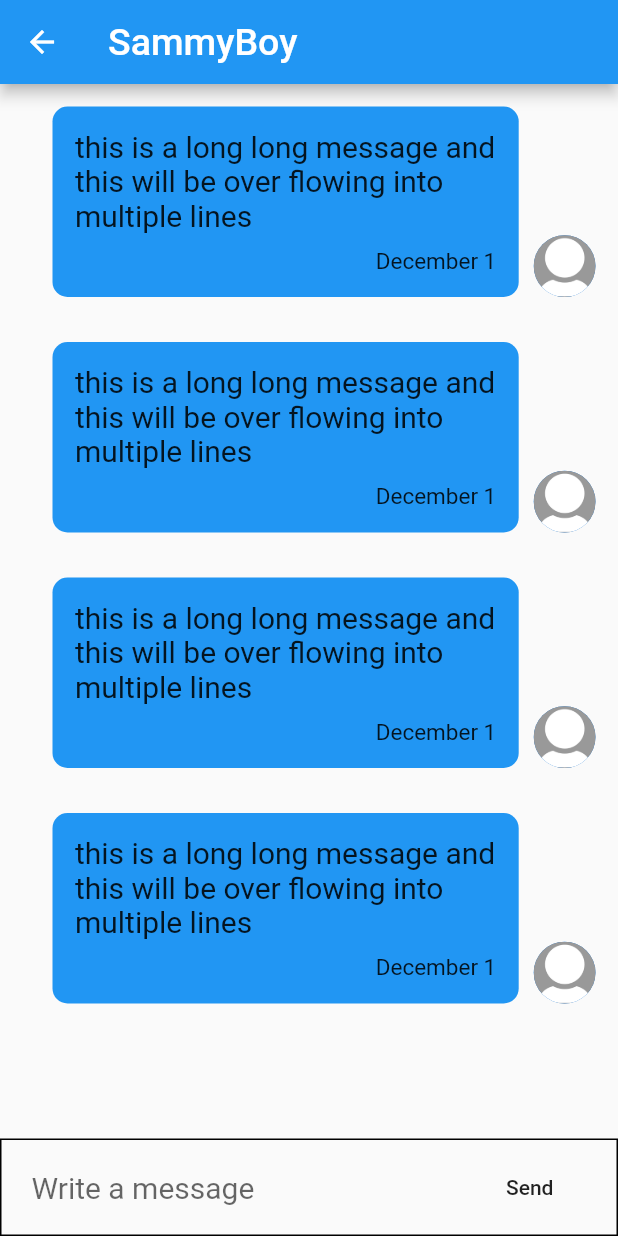
After one commit to sumithpdd/RoomSharing, a Flutter app: the ConversationPage screen opened by its route, on a phone screen of 412 x 824 dp. The commit adds this screen. Run offline on Flutter 3.47's test engine with Material 2 defaults, Android fonts, the phone set to English and light mode, and no system bars; our stand-ins replace auto_size_text, flutter_rating_bar, google_maps_flutter.

Commit message:
Conversations and messages list

```diff
--- /dev/null
+++ b/room_sharing/lib/Screens/conversation_page.dart
@@ -0,0 +1,70 @@
+// ignore_for_file: prefer_const_constructors, prefer_const_declarations
+
+import 'package:flutter/material.dart';
+import 'package:room_sharing/Screens/guest_home_page.dart';
+import 'package:room_sharing/Views/list_widgets.dart';
+import 'package:room_sharing/Views/text_widgets.dart';
+
+class ConversationPage extends StatefulWidget {
+  static final String routeName = '/ConversationPageRoute';
+
+  const ConversationPage({Key? key}) : super(key: key);
+
+  @override
+  _ConversationPageState createState() => _ConversationPageState();
+}
+
+class _ConversationPageState extends State<ConversationPage> {
+  void _signup() {
+    Navigator.pushNamed(context, GuestHomePage.routeName);
+  }
+
+  @override
+  Widget build(BuildContext context) {
+    return Scaffold(
+        appBar: AppBar(
+          title: AppBarText(text: 'SammyBoy'),
+        ),
+        body: Column(
+          children: [
+
+            Expanded(child: ListView.builder(
+
+                itemCount: 4,
+                itemBuilder: (context,index){
+              return MessageListTile();
+            })),
+            Container(
+              decoration: BoxDecoration(
+                border: Border.all(
+                  color: Colors.black,
+                ),
+              ),
+              child: Row(
+                mainAxisSize: MainAxisSize.max,
+                children: [
+                  Container(
+                    width: MediaQuery.of(context).size.width * 5 / 7,
+                    child: TextField(
+                      decoration: InputDecoration(
+                          hintText: 'Write a message',
+                          contentPadding: EdgeInsets.all(20),
+                          border: InputBorder.none),
+                      minLines: 1,
+                      maxLines: 5,
+                      style: TextStyle(fontSize: 20),
+                    ),
+                  ),
+                  Expanded(
+                    child: MaterialButton(
+                      onPressed: () {},
+                      child: Text('Send'),
+                    ),
+                  )
+                ],
+              ),
+            )
+          ],
+        ));
+  }
+}
--- a/room_sharing/lib/Screens/main.dart
+++ b/room_sharing/lib/Screens/main.dart
@@ -5,6 +5,7 @@ import 'dart:async';
 import 'package:flutter/material.dart';
 import 'package:room_sharing/Models/app_constants.dart';
 import 'package:room_sharing/Screens/book_posting_page.dart';
+import 'package:room_sharing/Screens/conversation_page.dart';
 import 'package:room_sharing/Screens/guest_home_page.dart';
 import 'package:room_sharing/Screens/login_page.dart';
 import 'package:room_sharing/Screens/personal_info_page.dart';
@@ -37,6 +38,7 @@ class MyApp extends StatelessWidget {
         ViewProfilePage.routeName: (context) => ViewProfilePage(),
         ViewPostingPage.routeName: (context) => ViewPostingPage(),
         BookPostingPage.routeName: (context) => BookPostingPage(),
+        ConversationPage.routeName: (context) => ConversationPage(),
       },
     );
   }
--- a/room_sharing/lib/Views/list_widgets.dart
+++ b/room_sharing/lib/Views/list_widgets.dart
@@ -2,6 +2,7 @@
 
 import 'package:auto_size_text/auto_size_text.dart';
 import 'package:flutter/material.dart';
+import 'package:room_sharing/Screens/view_profile_page.dart';
 
 import 'rating_widget.dart';
 
@@ -13,8 +14,6 @@ class ReviewListTile extends StatefulWidget {
 }
 
 class _ReviewListTileState extends State<ReviewListTile> {
-
-
   @override
   Widget build(BuildContext context) {
     return Column(
@@ -22,7 +21,7 @@ class _ReviewListTileState extends State<ReviewListTile> {
         Row(
           children: [
             CircleAvatar(
-              backgroundImage: const  AssetImage('assets/images/sumith2020.jpg'),
+              backgroundImage: const AssetImage('assets/images/sumith2020.jpg'),
               radius: MediaQuery.of(context).size.width / 15,
             ),
             const Padding(
@@ -32,16 +31,164 @@ class _ReviewListTileState extends State<ReviewListTile> {
                 style: TextStyle(fontWeight: FontWeight.bold, fontSize: 20),
               ),
             ),
-            StarRating(editable: false,initialRating: 2.5,ratingSize: RatingSize.medium),
+            StarRating(
+                editable: false,
+                initialRating: 2.5,
+                ratingSize: RatingSize.medium),
           ],
         ),
         const Padding(
-          padding: EdgeInsets.only(top:10.0,bottom:15),
+          padding: EdgeInsets.only(top: 10.0, bottom: 15),
           child: AutoSizeText(
-              'Great stay!, very helpful. Would definitely recommend the soup',
-            style: TextStyle( fontSize: 18),),
+            'Great stay!, very helpful. Would definitely recommend the soup',
+            style: TextStyle(fontSize: 18),
+          ),
         )
       ],
     );
   }
 }
+
+class ConversationListTile extends StatefulWidget {
+  const ConversationListTile({Key? key}) : super(key: key);
+
+  @override
+  _ConversationListTileState createState() => _ConversationListTileState();
+}
+
+class _ConversationListTileState extends State<ConversationListTile> {
+  @override
+  Widget build(BuildContext context) {
+    return ListTile(
+      leading: GestureDetector(
+        onTap: () {
+          Navigator.pushNamed(context, ViewProfilePage.routeName);
+        },
+        child: CircleAvatar(
+          backgroundImage: AssetImage('assets/images/defaultAvatar.jpg'),
+          radius: MediaQuery.of(context).size.width / 14.0,
+        ),
+      ),
+      title: Text(
+        'Sammy Boy',
+        style: TextStyle(fontWeight: FontWeight.bold, fontSize: 22.5),
+      ),
+      subtitle: Text(
+        'Is it Available?',
+        style: TextStyle(fontSize: 20),
+      ),
+      trailing: Text(
+        'Dec 30',
+        style: TextStyle(fontSize: 15),
+      ),
+      contentPadding: EdgeInsets.fromLTRB(25, 15, 25, 15),
+    );
+  }
+}
+
+class MessageListTile extends StatelessWidget {
+  const MessageListTile({Key? key}) : super(key: key);
+
+  @override
+  Widget build(BuildContext context) {
+    return Padding(
+      padding: const EdgeInsets.fromLTRB(35, 15, 15, 15.0),
+      child: Row(
+        mainAxisAlignment: MainAxisAlignment.end,
+        crossAxisAlignment: CrossAxisAlignment.end,
+        children: [
+
+          Flexible(
+            child: Padding(
+              padding: const EdgeInsets.only(right: 10.0),
+              child: Container(
+                padding: EdgeInsets.all(15.0),
+                decoration: BoxDecoration(
+                    color: Colors.blue,
+                    borderRadius: BorderRadius.circular(10)),
+                child: Column(
+                  mainAxisSize: MainAxisSize.max,
+                  crossAxisAlignment: CrossAxisAlignment.start,
+                  children: [
+                    Padding(
+                      padding: const EdgeInsets.only(bottom: 10.0),
+                      child: Text(
+                        'this is a long long message and this will be over flowing into multiple lines',
+                        textWidthBasis: TextWidthBasis.parent,
+                        style: TextStyle(fontSize: 20.0),
+                      ),
+                    ),
+                    Align(
+                        alignment: Alignment.bottomRight,
+                        child: Text(
+                          'December 1',
+                          style: TextStyle(fontSize: 15.0),
+                        ))
+                  ],
+                ),
+              ),
+            ),
+          ),
+          GestureDetector(
+            onTap: () {
+              Navigator.pushNamed(context, ViewProfilePage.routeName);
+            },
+            child: CircleAvatar(
+              backgroundImage: AssetImage('assets/images/defaultAvatar.jpg'),
+              radius: MediaQuery.of(context).size.width / 20,
+            ),
+          ),],
+      ),
+    );
+
+    // return Padding(
+    //   padding: const EdgeInsets.fromLTRB(15, 15, 35, 15.0),
+    //   child: Row(
+    //     mainAxisAlignment: MainAxisAlignment.start,
+    //     crossAxisAlignment: CrossAxisAlignment.end,
+    //     children: [
+    //       GestureDetector(
+    //         onTap: () {
+    //           Navigator.pushNamed(context, ViewProfilePage.routeName);
+    //         },
+    //         child: CircleAvatar(
+    //           backgroundImage: AssetImage('assets/images/defaultAvatar.jpg'),
+    //           radius: MediaQuery.of(context).size.width / 20,
+    //         ),
+    //       ),
+    //       Flexible(
+    //         child: Padding(
+    //           padding: const EdgeInsets.only(left: 10.0),
+    //           child: Container(
+    //             padding: EdgeInsets.all(15.0),
+    //             decoration: BoxDecoration(
+    //                 color: Colors.yellow,
+    //                 borderRadius: BorderRadius.circular(10)),
+    //             child: Column(
+    //               mainAxisSize: MainAxisSize.max,
+    //               crossAxisAlignment: CrossAxisAlignment.start,
+    //               children: [
+    //                 Padding(
+    //                   padding: const EdgeInsets.only(bottom: 10.0),
+    //                   child: Text(
+    //                     'this is a long long message and this will be over flowing into multiple lines',
+    //                     textWidthBasis: TextWidthBasis.parent,
+    //                     style: TextStyle(fontSize: 20.0),
+    //                   ),
+    //                 ),
+    //                 Align(
+    //                     alignment: Alignment.bottomRight,
+    //                     child: Text(
+    //                       'December 1',
+    //                       style: TextStyle(fontSize: 15.0),
+    //                     ))
+    //               ],
+    //             ),
+    //           ),
+    //         ),
+    //       )
+    //     ],
+    //   ),
+    // );
+  }
+}
```
Also changed, not shown: room_sharing/lib/Screens/inbox_page.dart (+16 -1 lines).
